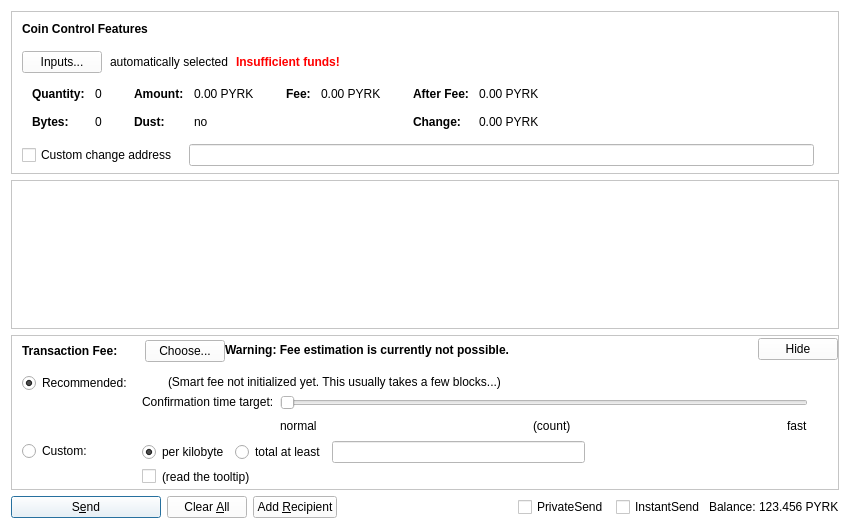
pyrkcommunity/pyrk, file src/qt/forms/sendcoinsdialog.ui: the form before one commit.
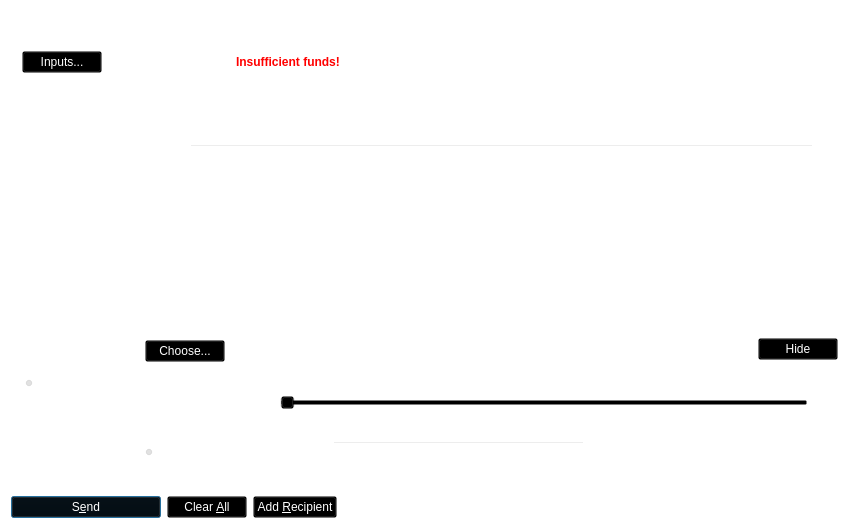
The form after the commit. Custom widgets are drawn as their Qt base class.

What changed in the file:
```diff
--- a/src/qt/forms/sendcoinsdialog.ui
+++ b/src/qt/forms/sendcoinsdialog.ui
@@ -14,8 +14,8 @@
    <string>Send Coins</string>
   </property>
   <property name="styleSheet">
-   <string notr="true">background-color: rgb(255, 255, 255);
-color: rgb(0, 0, 0);</string>
+   <string notr="true">background-color: transparent;
+color: rgb(255, 255, 255);</string>
   </property>
   <layout class="QVBoxLayout" name="verticalLayout" stretch="0,1,0,0">
    <property name="bottomMargin">
```
